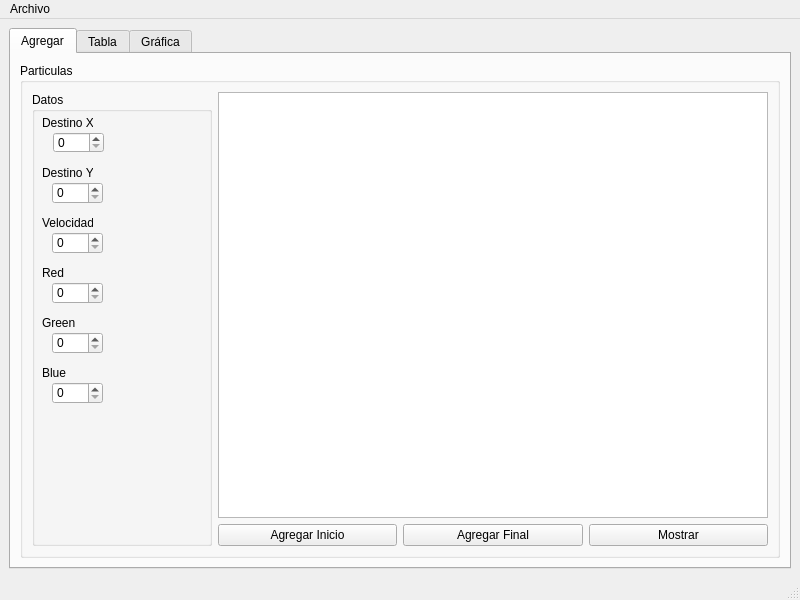
Above: mainwindow.ui from MoraRMod/Particulas before the change. Below: the same form after it.
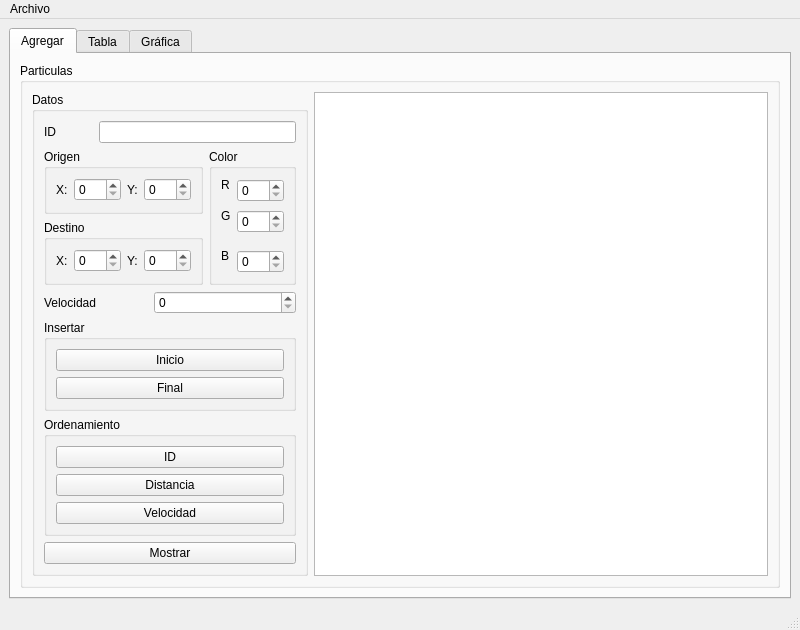
That is the form after the change.

Commit message: Se agregaron los botones de ordenamiento y se le agrego nueva interfaz

```diff
--- a/mainwindow.ui
+++ b/mainwindow.ui
@@ -30,190 +30,223 @@
           <property name="title">
            <string>Particulas</string>
           </property>
-          <layout class="QGridLayout" name="gridLayout_2">
-           <item row="0" column="0" rowspan="2">
+          <layout class="QGridLayout" name="gridLayout_11">
+           <item row="0" column="0">
             <widget class="QGroupBox" name="Datos_GroupBox">
              <property name="title">
               <string>Datos</string>
              </property>
-             <widget class="QSpinBox" name="Blue_SpinBox">
-              <property name="geometry">
-               <rect>
-                <x>20</x>
-                <y>290</y>
-                <width>51</width>
-                <height>22</height>
-               </rect>
-              </property>
-              <property name="maximum">
-               <number>255</number>
-              </property>
-             </widget>
-             <widget class="QLabel" name="Green_Label">
-              <property name="geometry">
-               <rect>
-                <x>10</x>
-                <y>220</y>
-                <width>51</width>
-                <height>21</height>
-               </rect>
-              </property>
+             <layout class="QGridLayout" name="gridLayout_10">
+              <item row="0" column="0">
+               <widget class="QLabel" name="ID_Label">
+                <property name="text">
+                 <string>ID</string>
+                </property>
+               </widget>
+              </item>
+              <item row="0" column="1" colspan="3">
+               <widget class="QLineEdit" name="ID_LineEdit"/>
+              </item>
+              <item row="1" column="0" colspan="3">
+               <widget class="QGroupBox" name="Origen_GroupBox">
+                <property name="title">
+                 <string>Origen</string>
+                </property>
+                <layout class="QGridLayout" name="gridLayout_6">
+                 <item row="0" column="0">
+                  <widget class="QLabel" name="OrigenX_Label">
               <property name="text">
-               <string>Green</string>
-              </property>
-             </widget>
-             <widget class="QSpinBox" name="Red_SpinBox">
-              <property name="geometry">
-               <rect>
-                <x>20</x>
-                <y>190</y>
-                <width>51</width>
-                <height>22</height>
-               </rect>
-              </property>
+                    <string>X:</string>
+                   </property>
+                  </widget>
+                 </item>
+                 <item row="0" column="1">
+                  <widget class="QSpinBox" name="OrigenX_SpinBox">
               <property name="maximum">
-               <number>255</number>
-              </property>
-             </widget>
-             <widget class="QSpinBox" name="DestinoY_SpinBox">
-              <property name="geometry">
-               <rect>
-                <x>20</x>
-                <y>90</y>
-                <width>51</width>
-                <height>22</height>
-               </rect>
-              </property>
+                    <number>500</number>
+                   </property>
+                  </widget>
+                 </item>
+                 <item row="0" column="2">
+                  <widget class="QLabel" name="OrigenY_Label">
+                   <property name="text">
+                    <string>Y:</string>
+                   </property>
+                  </widget>
+                 </item>
+                 <item row="0" column="3">
+                  <widget class="QSpinBox" name="OrigenY_SpinBox">
               <property name="maximum">
                <number>500</number>
               </property>
              </widget>
+                 </item>
+                </layout>
+               </widget>
+              </item>
+              <item row="1" column="3" rowspan="2">
+               <widget class="QGroupBox" name="Color_GroupBox">
+                <property name="title">
+                 <string>Color</string>
+                </property>
+                <layout class="QGridLayout" name="gridLayout_7">
+                 <item row="0" column="0">
              <widget class="QLabel" name="Red_Label">
-              <property name="geometry">
-               <rect>
-                <x>10</x>
-                <y>170</y>
-                <width>51</width>
-                <height>21</height>
-               </rect>
-              </property>
               <property name="text">
-               <string>Red</string>
-              </property>
-             </widget>
-             <widget class="QSpinBox" name="DestinoX_SpinBox">
-              <property name="geometry">
-               <rect>
-                <x>21</x>
-                <y>40</y>
-                <width>51</width>
-                <height>21</height>
-               </rect>
-              </property>
+                    <string>R</string>
+                   </property>
+                  </widget>
+                 </item>
+                 <item row="0" column="1" rowspan="2">
+                  <widget class="QSpinBox" name="Red_SpinBox">
+                   <property name="maximum">
+                    <number>255</number>
+                   </property>
+                  </widget>
+                 </item>
+                 <item row="1" column="0" rowspan="2">
+                  <widget class="QLabel" name="Green_Label">
+                   <property name="text">
+                    <string>G</string>
+                   </property>
+                  </widget>
+                 </item>
+                 <item row="2" column="1">
+                  <widget class="QSpinBox" name="Green_SpinBox">
               <property name="maximum">
-               <number>500</number>
-              </property>
-             </widget>
+                    <number>255</number>
+                   </property>
+                  </widget>
+                 </item>
+                 <item row="3" column="0" rowspan="2" colspan="2">
              <widget class="QLabel" name="Blue_Label">
-              <property name="geometry">
-               <rect>
-                <x>10</x>
-                <y>270</y>
-                <width>51</width>
-                <height>21</height>
-               </rect>
-              </property>
+                   <property name="text">
+                    <string>B</string>
+                   </property>
+                  </widget>
+                 </item>
+                 <item row="4" column="1">
+                  <widget class="QSpinBox" name="Blue_SpinBox">
+                   <property name="maximum">
+                    <number>255</number>
+                   </property>
+                  </widget>
+                 </item>
+                </layout>
+               </widget>
+              </item>
+              <item row="2" column="0" colspan="3">
+               <widget class="QGroupBox" name="Destino_GroupBox">
+                <property name="title">
+                 <string>Destino</string>
+                </property>
+                <layout class="QGridLayout" name="gridLayout_2">
+                 <item row="0" column="0">
+                  <widget class="QLabel" name="DestinoX_Label">
               <property name="text">
-               <string>Blue</string>
-              </property>
-             </widget>
+                    <string>X:</string>
+                   </property>
+                  </widget>
+                 </item>
+                 <item row="0" column="1">
+                  <widget class="QSpinBox" name="DestinoX_SpinBox">
+                   <property name="maximum">
+                    <number>500</number>
+                   </property>
+                  </widget>
+                 </item>
+                 <item row="0" column="2">
              <widget class="QLabel" name="DestinoY_Label">
-              <property name="geometry">
-               <rect>
-                <x>10</x>
-                <y>70</y>
-                <width>51</width>
-                <height>21</height>
-               </rect>
-              </property>
               <property name="text">
-               <string>Destino Y</string>
-              </property>
-             </widget>
-             <widget class="QSpinBox" name="Green_SpinBox">
-              <property name="geometry">
-               <rect>
-                <x>20</x>
-                <y>240</y>
-                <width>51</width>
-                <height>22</height>
-               </rect>
-              </property>
+                    <string>Y:</string>
+                   </property>
+                  </widget>
+                 </item>
+                 <item row="0" column="3">
+                  <widget class="QSpinBox" name="DestinoY_SpinBox">
               <property name="maximum">
-               <number>255</number>
-              </property>
-             </widget>
+                    <number>500</number>
+                   </property>
+                  </widget>
+                 </item>
+                </layout>
+               </widget>
+              </item>
+              <item row="3" column="0" colspan="2">
              <widget class="QLabel" name="Velocidad_Label">
-              <property name="geometry">
-               <rect>
-                <x>10</x>
-                <y>120</y>
-                <width>51</width>
-                <height>21</height>
-               </rect>
-              </property>
               <property name="text">
                <string>Velocidad</string>
               </property>
              </widget>
-             <widget class="QLabel" name="DestinoX_Label">
-              <property name="geometry">
-               <rect>
-                <x>10</x>
-                <y>20</y>
-                <width>51</width>
-                <height>21</height>
-               </rect>
-              </property>
-              <property name="text">
-               <string>Destino X</string>
-              </property>
-             </widget>
-             <widget class="QSpinBox" name="Velocidad_SpinBox">
-              <property name="geometry">
-               <rect>
-                <x>20</x>
-                <y>140</y>
-                <width>51</width>
-                <height>22</height>
-               </rect>
-              </property>
-             </widget>
-            </widget>
-           </item>
-           <item row="0" column="1" colspan="3">
-            <widget class="QPlainTextEdit" name="Contenido_PlainTextEdit"/>
-           </item>
-           <item row="1" column="1">
+              </item>
+              <item row="4" column="0" colspan="4">
+               <widget class="QGroupBox" name="Insertar_GroupBox">
+                <property name="title">
+                 <string>Insertar</string>
+                </property>
+                <layout class="QGridLayout" name="gridLayout_9">
+                 <item row="0" column="0">
             <widget class="QPushButton" name="AgregarInicio_PushButton">
              <property name="text">
-              <string>Agregar Inicio</string>
+                    <string>Inicio</string>
              </property>
             </widget>
            </item>
-           <item row="1" column="2">
+                 <item row="1" column="0">
             <widget class="QPushButton" name="AgregarFinal_PushButton">
              <property name="text">
-              <string>Agregar Final</string>
+                    <string>Final</string>
              </property>
             </widget>
            </item>
-           <item row="1" column="3">
+                </layout>
+               </widget>
+              </item>
+              <item row="5" column="0" colspan="4">
+               <widget class="QGroupBox" name="Ordenamiento_GroupBox">
+                <property name="title">
+                 <string>Ordenamiento</string>
+                </property>
+                <layout class="QGridLayout" name="gridLayout_8">
+                 <item row="0" column="0">
+                  <widget class="QPushButton" name="ID_PushButton">
+                   <property name="text">
+                    <string>ID</string>
+                   </property>
+                  </widget>
+                 </item>
+                 <item row="1" column="0">
+                  <widget class="QPushButton" name="Distancia_PushButon">
+                   <property name="text">
+                    <string>Distancia</string>
+                   </property>
+                  </widget>
+                 </item>
+                 <item row="2" column="0">
+                  <widget class="QPushButton" name="Velocidad_PushButon">
+                   <property name="text">
+                    <string>Velocidad</string>
+                   </property>
+                  </widget>
+                 </item>
+                </layout>
+               </widget>
+              </item>
+              <item row="6" column="0" colspan="4">
             <widget class="QPushButton" name="Mostrar_PushButon">
              <property name="text">
               <string>Mostrar</string>
              </property>
             </widget>
+              </item>
+              <item row="3" column="2" colspan="2">
+               <widget class="QSpinBox" name="Velocidad_SpinBox"/>
+              </item>
+             </layout>
+            </widget>
+           </item>
+           <item row="0" column="1">
+            <widget class="QPlainTextEdit" name="Contenido_PlainTextEdit"/>
            </item>
           </layout>
          </widget>
```
Lines whose indentation alone changed are shown as unchanged.
